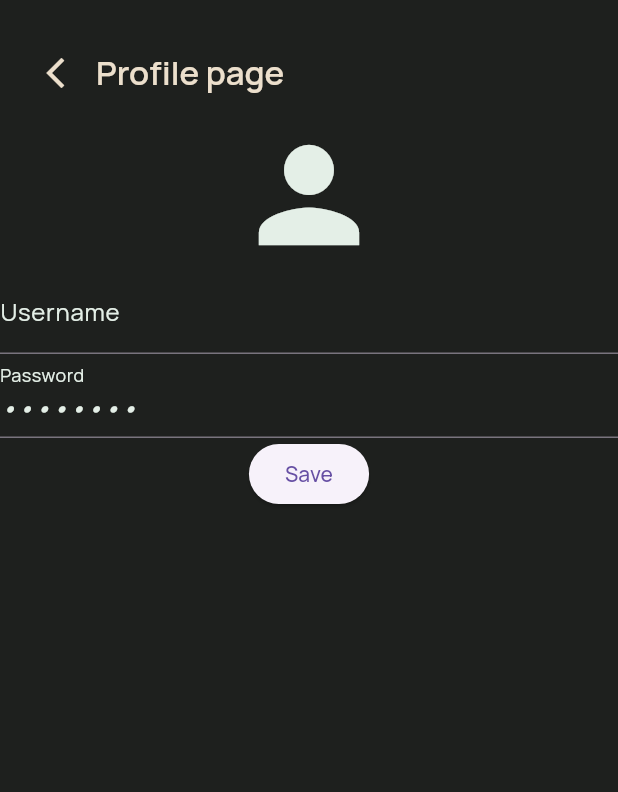
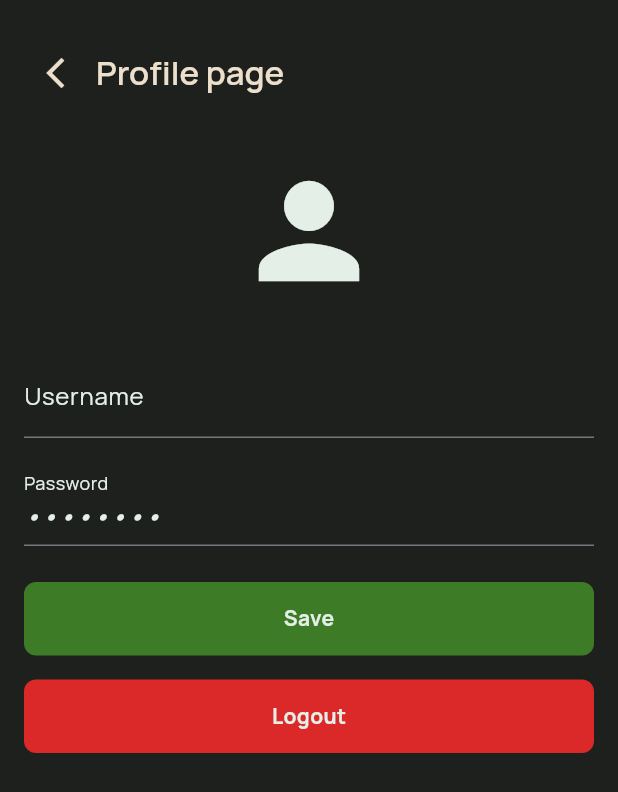
Before and after one commit to arjunpshaji/logiology_shop_getx, a Flutter app: the ProfilePage screen opened by its route, on a phone screen of 412 x 824 dp. Shown: the top 792 px of the screen. Run offline on Flutter 3.47's test engine with Material 3 defaults, Android fonts, the phone set to English and light mode, and no system bars; our stand-ins replace get, image_picker, shared_preferences; accounts and stored records are empty; network calls fail.

Commit message:
modified profile section

```diff
--- a/lib/app/modules/profile/views/profile_page.dart
+++ b/lib/app/modules/profile/views/profile_page.dart
@@ -6,6 +6,7 @@ import 'package:logiology/app/modules/profile/controllers/profile_controller.dar
 import 'package:logiology/theme/app_theme.dart';
 import 'package:logiology/theme/widgets/common_appbar.dart';
 import 'package:logiology/theme/widgets/input_text.dart';
+import 'package:logiology/theme/widgets/primary_button.dart';
 
 class ProfilePage extends StatelessWidget {
   final controller = Get.put(ProfileController());
@@ -22,7 +23,9 @@ class ProfilePage extends StatelessWidget {
       body: Obx(() {
         usernameCtrl.text = controller.username.value;
         passwordCtrl.text = controller.password.value;
-        return Column(
+        return Padding(
+          padding: const EdgeInsets.fromLTRB(16, 24, 16, 16),
+          child: Column(
             children: [
               GestureDetector(
                 onTap: controller.pickImage,
@@ -31,10 +34,24 @@ class ProfilePage extends StatelessWidget {
                         ? Icon(Icons.person, size: 100, color: appColor(context).primaryText)
                         : Image.file(File(controller.imagePath.value), height: 100),
               ),
+              SizedBox(height: 32),
               InputText(onChanged: (x) {}, labelText: "Username", controller: usernameCtrl),
+              SizedBox(height: 16),
               InputText(onChanged: (x) {}, labelText: "Password", controller: passwordCtrl, obscureText: true),
-            ElevatedButton(onPressed: () => controller.updateProfile(usernameCtrl.text, passwordCtrl.text), child: Text("Save")),
+              SizedBox(height: 24),
+              PrimaryButton(
+                buttonText: "Save",
+                onPressed: () => controller.updateProfile(usernameCtrl.text, passwordCtrl.text),
+                buttonColor: appColor(context).buttonColor,
+              ),
+              SizedBox(height: 16),
+              PrimaryButton(
+                buttonText: "Logout",
+                onPressed: () => Get.toNamed("/"),
+                buttonColor: appColor(context).errorText,
+              ),
             ],
+          ),
         );
       }),
     );
```
Lines whose indentation alone changed are shown as unchanged.
